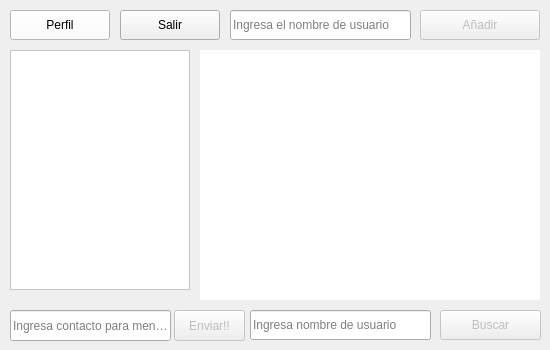
radavach/Echauri-Trabajillo, file mainwindow.ui: the form before one commit.
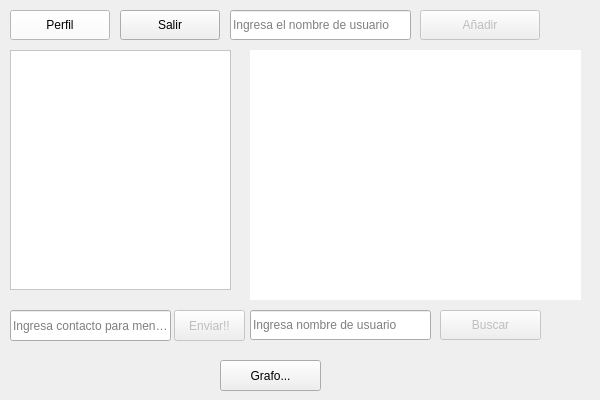
The form after the commit.

Commit message: Nueva clase grafo y bugs en mensajillos

Diff of the .ui file:
```diff
--- a/mainwindow.ui
+++ b/mainwindow.ui
@@ -6,20 +6,20 @@
    <rect>
     <x>0</x>
     <y>0</y>
-    <width>550</width>
-    <height>350</height>
+    <width>600</width>
+    <height>400</height>
    </rect>
   </property>
   <property name="minimumSize">
    <size>
-    <width>550</width>
-    <height>350</height>
+    <width>600</width>
+    <height>400</height>
    </size>
   </property>
   <property name="maximumSize">
    <size>
-    <width>550</width>
-    <height>350</height>
+    <width>600</width>
+    <height>400</height>
    </size>
   </property>
   <property name="windowTitle">
@@ -69,7 +69,7 @@
      <rect>
       <x>10</x>
       <y>50</y>
-      <width>180</width>
+      <width>221</width>
       <height>240</height>
      </rect>
     </property>
@@ -122,9 +122,9 @@
     </property>
     <property name="geometry">
      <rect>
-      <x>200</x>
+      <x>250</x>
       <y>50</y>
-      <width>340</width>
+      <width>331</width>
       <height>250</height>
      </rect>
     </property>
@@ -200,6 +200,19 @@
      <string>Enviar!!</string>
     </property>
    </widget>
+   <widget class="QPushButton" name="grafoPushButton">
+    <property name="geometry">
+     <rect>
+      <x>220</x>
+      <y>360</y>
+      <width>101</width>
+      <height>31</height>
+     </rect>
+    </property>
+    <property name="text">
+     <string>Grafo...</string>
+    </property>
+   </widget>
   </widget>
  </widget>
  <layoutdefault spacing="6" margin="11"/>
```
The commit also changes 25 other files.
